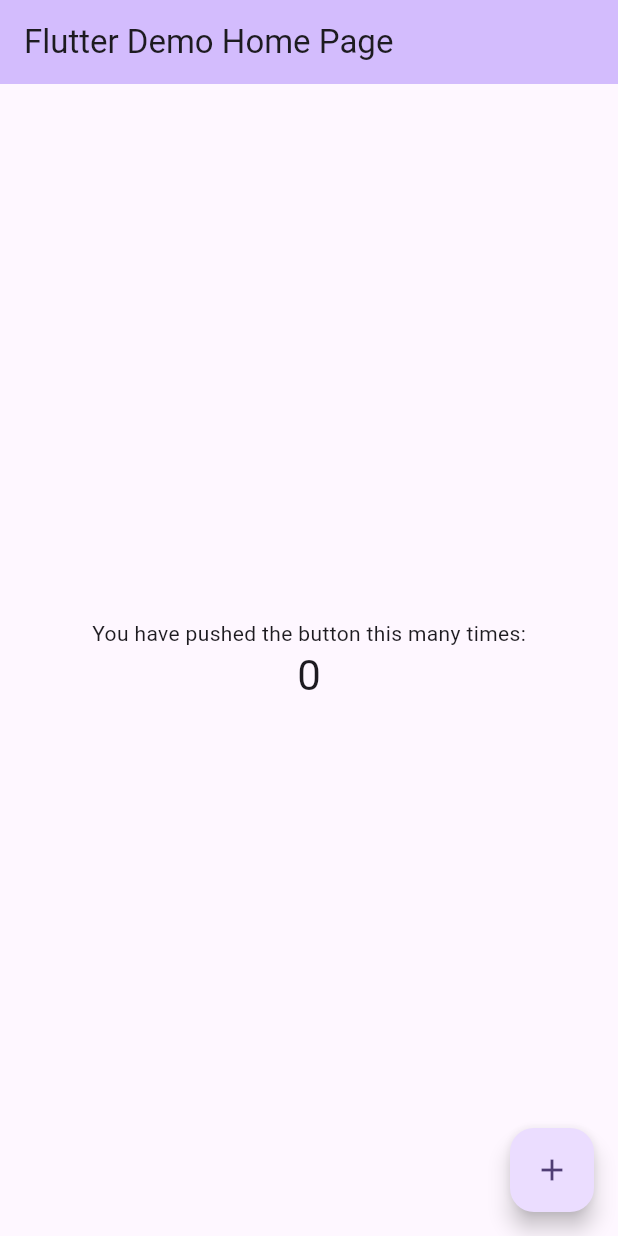
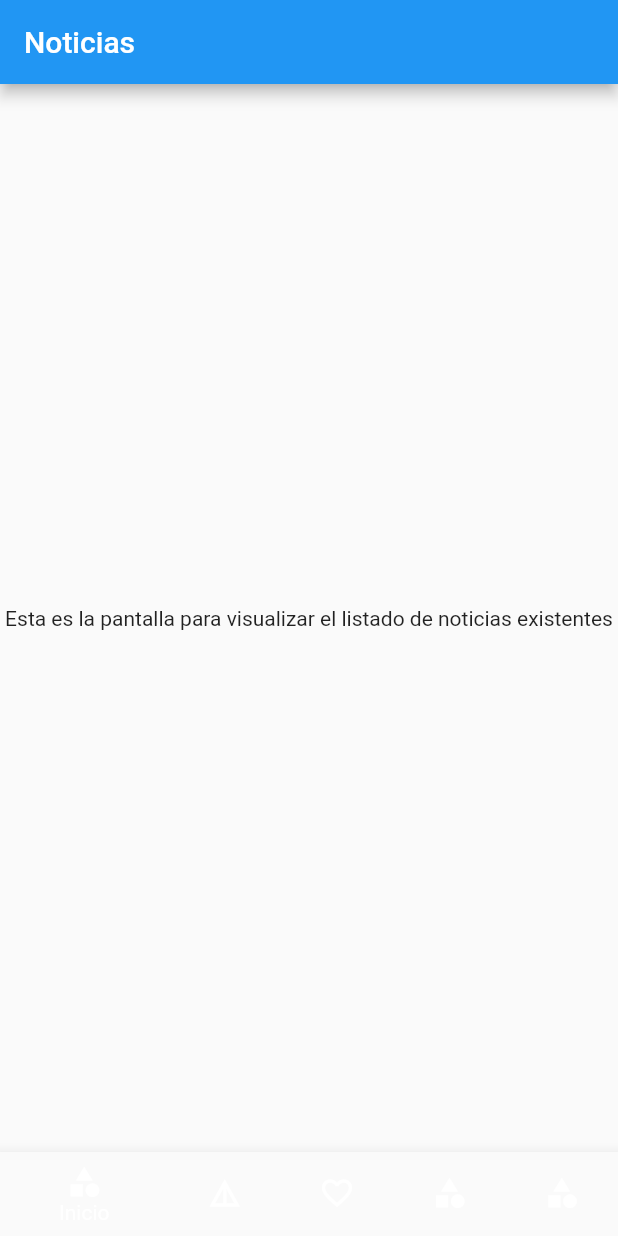
Before and after one commit to AnthonySimbana/BungeeQR_Movil_App_Flutter, a Flutter app: the screen it shows after launch, on a phone screen of 412 x 824 dp. Run offline on Flutter 3.47's test engine with Material 2 defaults, Android fonts, the phone set to English and light mode, and no system bars.

Commit message:
Creacion Screen Basicas

```diff
--- a/lib/main.dart
+++ b/lib/main.dart
@@ -1,3 +1,4 @@
+import 'package:app_movil/widgets/main_widget.dart';
 import 'package:flutter/material.dart';
 
 void main() {
@@ -11,115 +12,14 @@ class MyApp extends StatelessWidget {
   @override
   Widget build(BuildContext context) {
     return MaterialApp(
-      title: 'Flutter Demo',
-      theme: ThemeData(
-        // This is the theme of your application.
-        //
-        // TRY THIS: Try running your application with "flutter run". You'll see
-        // the application has a blue toolbar. Then, without quitting the app,
-        // try changing the seedColor in the colorScheme below to Colors.green
-        // and then invoke "hot reload" (save your changes or press the "hot
-        // reload" button in a Flutter-supported IDE, or press "r" if you used
-        // the command line to start the app).
-        //
-        // Notice that the counter didn't reset back to zero; the application
-        // state is not lost during the reload. To reset the state, use hot
-        // restart instead.
-        //
-        // This works for code too, not just values: Most code changes can be
-        // tested with just a hot reload.
-        colorScheme: ColorScheme.fromSeed(seedColor: Colors.deepPurple),
-        useMaterial3: true,
-      ),
-      home: const MyHomePage(title: 'Flutter Demo Home Page'),
+      title: 'BungeeQR',
+      //theme: ThemeData(
+      //  primaryColor: Color.fromARGB(255, 93, 14, 211),
+      //),
+      initialRoute: MainWidget.routeName,
+      routes: {
+        MainWidget.routeName: (context) => const MainWidget(),
+      },
     );
   }
 }
-
-class MyHomePage extends StatefulWidget {
-  const MyHomePage({super.key, required this.title});
-
-  // This widget is the home page of your application. It is stateful, meaning
-  // that it has a State object (defined below) that contains fields that affect
-  // how it looks.
-
-  // This class is the configuration for the state. It holds the values (in this
-  // case the title) provided by the parent (in this case the App widget) and
-  // used by the build method of the State. Fields in a Widget subclass are
-  // always marked "final".
-
-  final String title;
-
-  @override
-  State<MyHomePage> createState() => _MyHomePageState();
-}
-
-class _MyHomePageState extends State<MyHomePage> {
-  int _counter = 0;
-
-  void _incrementCounter() {
-    setState(() {
-      // This call to setState tells the Flutter framework that something has
-      // changed in this State, which causes it to rerun the build method below
-      // so that the display can reflect the updated values. If we changed
-      // _counter without calling setState(), then the build method would not be
-      // called again, and so nothing would appear to happen.
-      _counter++;
-    });
-  }
-
-  @override
-  Widget build(BuildContext context) {
-    // This method is rerun every time setState is called, for instance as done
-    // by the _incrementCounter method above.
-    //
-    // The Flutter framework has been optimized to make rerunning build methods
-    // fast, so that you can just rebuild anything that needs updating rather
-    // than having to individually change instances of widgets.
-    return Scaffold(
-      appBar: AppBar(
-        // TRY THIS: Try changing the color here to a specific color (to
-        // Colors.amber, perhaps?) and trigger a hot reload to see the AppBar
-        // change color while the other colors stay the same.
-        backgroundColor: Theme.of(context).colorScheme.inversePrimary,
-        // Here we take the value from the MyHomePage object that was created by
-        // the App.build method, and use it to set our appbar title.
-        title: Text(widget.title),
-      ),
-      body: Center(
-        // Center is a layout widget. It takes a single child and positions it
-        // in the middle of the parent.
-        child: Column(
-          // Column is also a layout widget. It takes a list of children and
-          // arranges them vertically. By default, it sizes itself to fit its
-          // children horizontally, and tries to be as tall as its parent.
-          //
-          // Column has various properties to control how it sizes itself and
-          // how it positions its children. Here we use mainAxisAlignment to
-          // center the children vertically; the main axis here is the vertical
-          // axis because Columns are vertical (the cross axis would be
-          // horizontal).
-          //
-          // TRY THIS: Invoke "debug painting" (choose the "Toggle Debug Paint"
-          // action in the IDE, or press "p" in the console), to see the
-          // wireframe for each widget.
-          mainAxisAlignment: MainAxisAlignment.center,
-          children: <Widget>[
-            const Text(
-              'You have pushed the button this many times:',
-            ),
-            Text(
-              '$_counter',
-              style: Theme.of(context).textTheme.headlineMedium,
-            ),
-          ],
-        ),
-      ),
-      floatingActionButton: FloatingActionButton(
-        onPressed: _incrementCounter,
-        tooltip: 'Increment',
-        child: const Icon(Icons.add),
-      ), // This trailing comma makes auto-formatting nicer for build methods.
-    );
-  }
-}
--- /dev/null
+++ b/lib/screens/noticias_screen.dart
@@ -0,0 +1,30 @@
+import 'package:flutter/material.dart';
+
+class NoticiasScreen extends StatefulWidget {
+  const NoticiasScreen({super.key});
+
+  @override
+  State<NoticiasScreen> createState() => _NoticiasScreenState();
+}
+
+class _NoticiasScreenState extends State<NoticiasScreen> {
+  @override
+  Widget build(BuildContext context) {
+    return Scaffold(
+      appBar: AppBar(
+        //backgroundColor: Theme.of(context).colorScheme.inversePrimary,
+        title: const Text('Noticias'),
+      ),
+      body: const Center(
+        child: Column(
+          mainAxisAlignment: MainAxisAlignment.center,
+          children: <Widget>[
+            Text(
+              'Esta es la pantalla para visualizar el listado de noticias existentes',
+            )
+          ],
+        ),
+      ),
+    );
+  }
+}
--- /dev/null
+++ b/lib/widgets/main_widget.dart
@@ -0,0 +1,67 @@
+import 'package:app_movil/screens/mascotas_screen.dart';
+import 'package:app_movil/screens/noticias_screen.dart';
+import 'package:app_movil/screens/perfil_screen.dart';
+import 'package:app_movil/screens/registrar_mascota_screen.dart';
+import 'package:app_movil/screens/scanner_qr_screen.dart';
+import 'package:flutter/material.dart';
+
+class MainWidget extends StatefulWidget {
+  static const routeName = '/';
+
+  const MainWidget({super.key});
+
+  @override
+  State<MainWidget> createState() => _MainWidgetState();
+}
+
+//Definicion de 5 pantallas principales existentes
+class _MainWidgetState extends State<MainWidget> {
+  int _selectedIndex = 0;
+
+  final List<Widget> _mainWidgets = const [
+    NoticiasScreen(),
+    MascotasScreen(),
+    RegistrarMascotaScreen(),
+    ScannerScreen(),
+    PerfilScreen()
+  ];
+
+  void _onTapItem(int index) {
+    setState(() {
+      _selectedIndex = index;
+    });
+  }
+
+  @override
+  Widget build(BuildContext context) {
+    return Scaffold(
+      body: _mainWidgets[_selectedIndex],
+      bottomNavigationBar: BottomNavigationBar(
+        items: const [
+          BottomNavigationBarItem(
+            icon: Icon(Icons.category),
+            label: 'Inicio',
+          ),
+          BottomNavigationBarItem(
+            icon: Icon(Icons.details),
+            label: 'Mis mascotas',
+          ),
+          BottomNavigationBarItem(
+            icon: Icon(Icons.favorite_border),
+            label: '+',
+          ),
+          BottomNavigationBarItem(
+            icon: Icon(Icons.category),
+            label: 'QR',
+          ),
+          BottomNavigationBarItem(
+            icon: Icon(Icons.category),
+            label: 'Perfil',
+          )
+        ],
+        currentIndex: _selectedIndex,
+        onTap: _onTapItem,
+      ),
+    );
+  }
+}
```
Also changed, not shown: lib/screens/agregar_noticia_screen.dart (added, +30 -0 lines), lib/screens/mascota_details_screen.dart (added, +25 -0 lines), lib/screens/mascotas_screen.dart (added, +30 -0 lines), lib/screens/perfil_screen.dart (added, +31 -0 lines), lib/screens/registrar_mascota_screen.dart (added, +31 -0 lines), lib/screens/scanner_qr_screen.dart (added, +31 -0 lines), lib/screens/screen_prueba.dart (added, +17 -0 lines).
